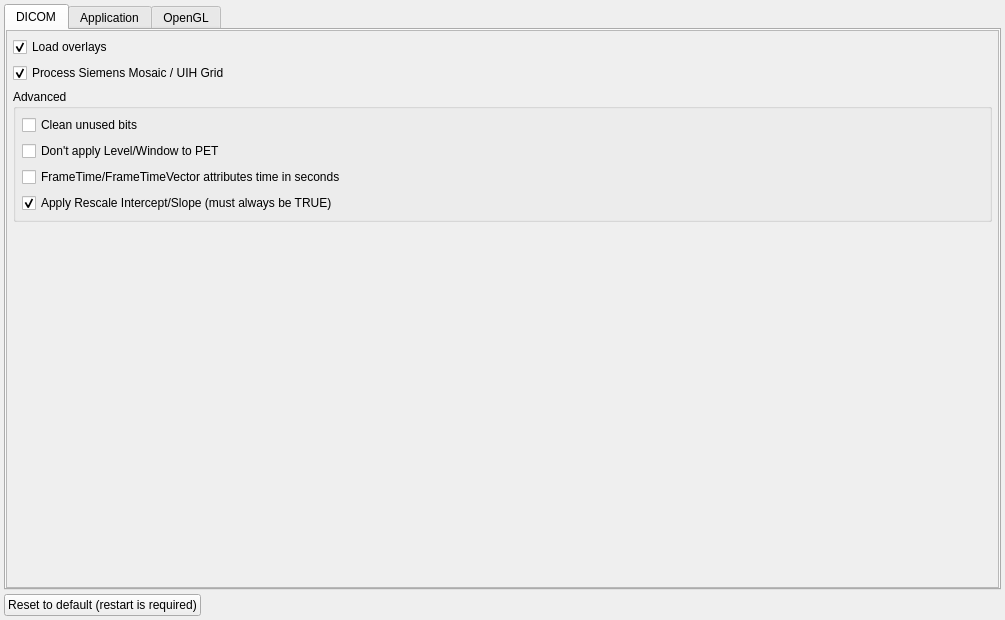
This is alizams/GUI/settingswidget.ui in AlizaMedicalImaging/AlizaMS as Qt 5 draws it before an edit. The edited form follows.
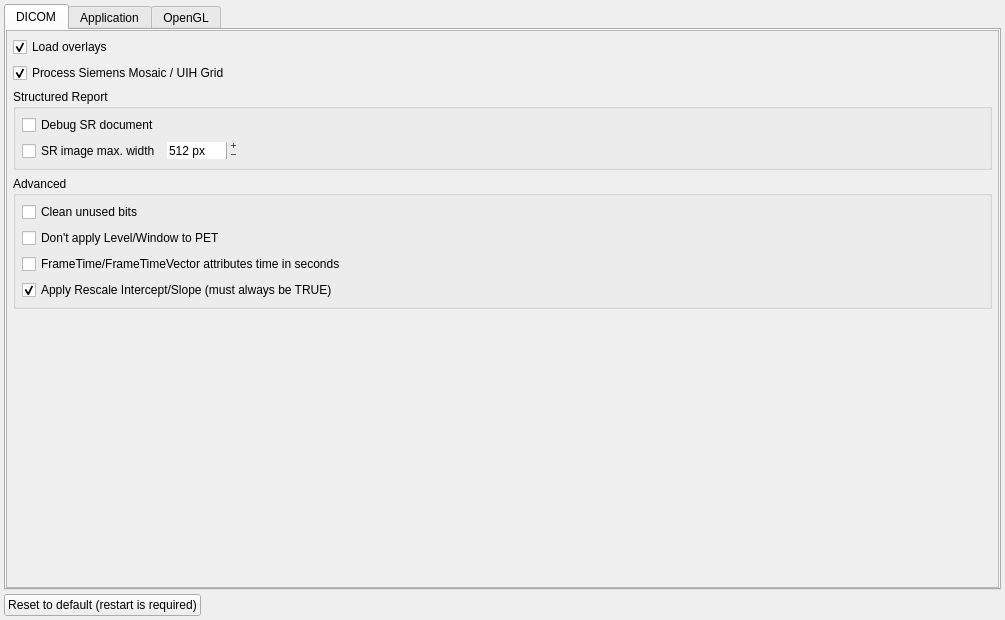
This is the edited form.

Commit message: Structered Report

```diff
--- a/alizams/GUI/settingswidget.ui
+++ b/alizams/GUI/settingswidget.ui
@@ -95,6 +95,107 @@
              </property>
             </widget>
            </item>
+           <item>
+            <widget class="QGroupBox" name="groupBox_4">
+             <property name="sizePolicy">
+              <sizepolicy hsizetype="Expanding" vsizetype="Fixed">
+               <horstretch>0</horstretch>
+               <verstretch>0</verstretch>
+              </sizepolicy>
+             </property>
+             <property name="title">
+              <string>Structured Report</string>
+             </property>
+             <layout class="QVBoxLayout" name="verticalLayout_10">
+              <property name="margin">
+               <number>6</number>
+              </property>
+              <item>
+               <widget class="QCheckBox" name="srinfo_checkBox">
+                <property name="sizePolicy">
+                 <sizepolicy hsizetype="Expanding" vsizetype="Fixed">
+                  <horstretch>0</horstretch>
+                  <verstretch>0</verstretch>
+                 </sizepolicy>
+                </property>
+                <property name="toolTip">
+                 <string>&lt;html&gt;&lt;head/&gt;&lt;body&gt;&lt;p&gt;Show internals of Structured Report (displayed green)&lt;/p&gt;&lt;/body&gt;&lt;/html&gt;</string>
+                </property>
+                <property name="text">
+                 <string>Debug SR document</string>
+                </property>
+                <property name="checked">
+                 <bool>false</bool>
+                </property>
+               </widget>
+              </item>
+              <item>
+               <layout class="QHBoxLayout" name="horizontalLayout_4">
+                <item>
+                 <widget class="QCheckBox" name="srscale_checkBox">
+                  <property name="sizePolicy">
+                   <sizepolicy hsizetype="Fixed" vsizetype="Fixed">
+                    <horstretch>0</horstretch>
+                    <verstretch>0</verstretch>
+                   </sizepolicy>
+                  </property>
+                  <property name="toolTip">
+                   <string>Set SR image maximum width (px)</string>
+                  </property>
+                  <property name="text">
+                   <string>SR image max. width</string>
+                  </property>
+                 </widget>
+                </item>
+                <item>
+                 <widget class="QSpinBox" name="srwidth_spinBox">
+                  <property name="sizePolicy">
+                   <sizepolicy hsizetype="Fixed" vsizetype="Fixed">
+                    <horstretch>0</horstretch>
+                    <verstretch>0</verstretch>
+                   </sizepolicy>
+                  </property>
+                  <property name="toolTip">
+                   <string>Set SR image maximum width (px)</string>
+                  </property>
+                  <property name="frame">
+                   <bool>false</bool>
+                  </property>
+                  <property name="buttonSymbols">
+                   <enum>QAbstractSpinBox::PlusMinus</enum>
+                  </property>
+                  <property name="suffix">
+                   <string> px</string>
+                  </property>
+                  <property name="minimum">
+                   <number>64</number>
+                  </property>
+                  <property name="maximum">
+                   <number>16384</number>
+                  </property>
+                  <property name="value">
+                   <number>512</number>
+                  </property>
+                 </widget>
+                </item>
+                <item>
+                 <spacer name="horizontalSpacer_7">
+                  <property name="orientation">
+                   <enum>Qt::Horizontal</enum>
+                  </property>
+                  <property name="sizeHint" stdset="0">
+                   <size>
+                    <width>40</width>
+                    <height>20</height>
+                   </size>
+                  </property>
+                 </spacer>
+                </item>
+               </layout>
+              </item>
+             </layout>
+            </widget>
+           </item>
            <item>
             <widget class="QGroupBox" name="groupBox_2">
              <property name="title">
```
Left out of the diff: 23 changed lines with no effect on the pictures. The commit also changes 15 other files.
